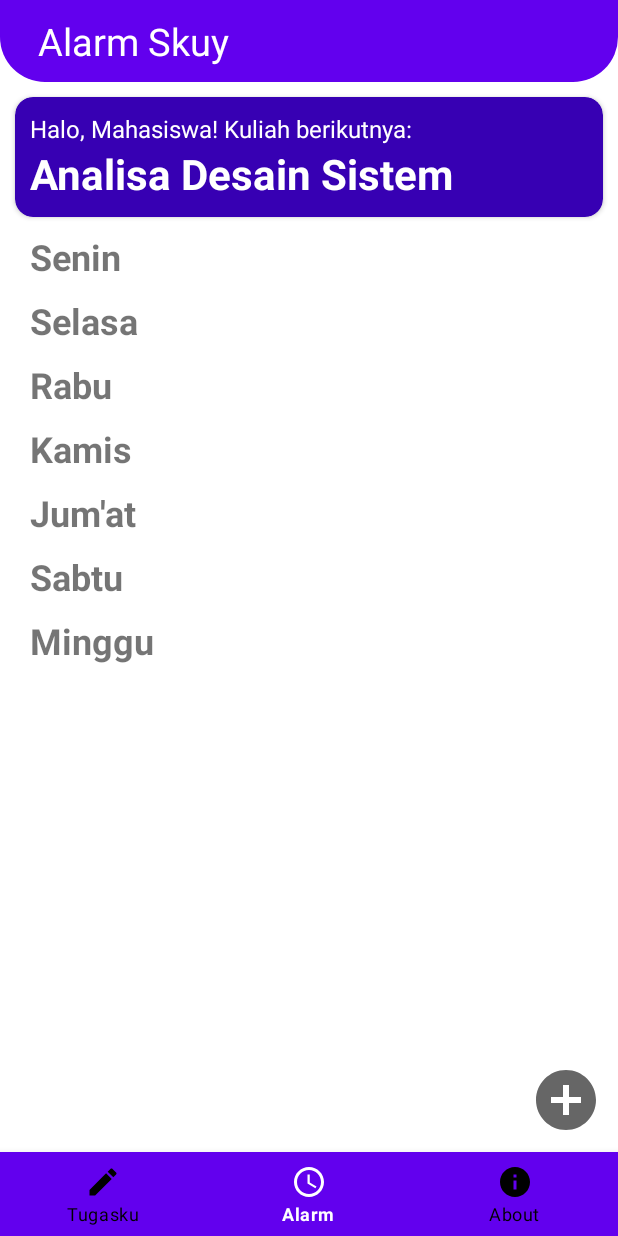
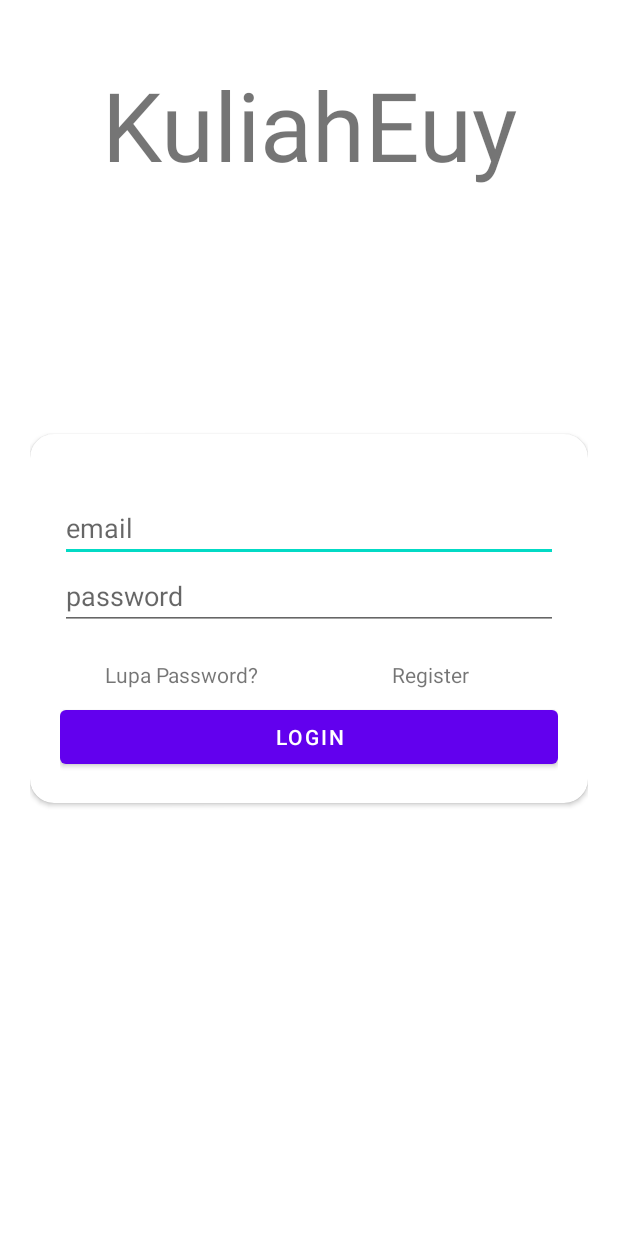
Before and after one commit to Shikirashi/KuliahEuy, an Android app: the screen it shows after launch (MainActivity before the commit, Login after it), on a phone screen of 412 x 824 dp. Run offline under Robolectric (Android 15) with nearby library versions, the phone set to English and light mode, and no system bars; our stand-ins replace Firebase (no records; nobody signed in at launch, a user with empty details on screens opened directly).

Commit message:
implemented login

```diff
--- a/app/build.gradle
+++ b/app/build.gradle
@@ -33,9 +33,10 @@ dependencies {
     implementation fileTree(dir: 'libs', include: ['*.jar'])
     implementation 'androidx.appcompat:appcompat:1.3.1'
     implementation 'com.google.android.material:material:1.4.0'
-    implementation 'androidx.constraintlayout:constraintlayout:2.1.1'
+    implementation 'androidx.constraintlayout:constraintlayout:2.1.2'
     implementation 'com.google.firebase:firebase-auth:21.0.1'
-    implementation 'com.google.firebase:firebase-firestore:23.0.3'
+    implementation 'com.google.firebase:firebase-firestore:24.0.0'
+    implementation 'com.google.firebase:firebase-database:20.0.2'
     implementation 'com.firebaseui:firebase-ui-firestore:8.0.0'
     testImplementation 'junit:junit:4.+'
     androidTestImplementation 'androidx.test.ext:junit:1.1.3'
--- /dev/null
+++ b/app/src/main/java/com/shikirashi/KuliahEuy/Login.java
@@ -0,0 +1,116 @@
+package com.shikirashi.KuliahEuy;
+
+import androidx.annotation.NonNull;
+import androidx.appcompat.app.AppCompatActivity;
+
+import android.content.Intent;
+import android.os.Bundle;
+import android.util.Log;
+import android.util.Patterns;
+import android.view.View;
+import android.widget.Button;
+import android.widget.EditText;
+import android.widget.ProgressBar;
+import android.widget.TextView;
+import android.widget.Toast;
+
+import com.google.android.gms.tasks.OnCompleteListener;
+import com.google.android.gms.tasks.Task;
+import com.google.firebase.auth.AuthResult;
+import com.google.firebase.auth.FirebaseAuth;
+import com.google.firebase.auth.FirebaseUser;
+import com.google.firebase.database.DatabaseReference;
+import com.google.firebase.database.FirebaseDatabase;
+import com.google.firebase.firestore.FirebaseFirestore;
+
+public class Login extends AppCompatActivity {
+
+    private TextView forgotPass, registerBtn;
+    private FirebaseUser mUser = FirebaseAuth.getInstance().getCurrentUser();
+    private EditText inputEmail, inputPassword;
+    private Button loginBtn;
+    private ProgressBar progressBar;
+    private FirebaseAuth mAuth;
+
+    private FirebaseFirestore db = FirebaseFirestore.getInstance();
+
+    @Override
+    protected void onCreate(Bundle savedInstanceState) {
+        super.onCreate(savedInstanceState);
+        setContentView(R.layout.activity_login);
+
+        mAuth = FirebaseAuth.getInstance();
+
+        forgotPass = findViewById(R.id.forgotPassword);
+        registerBtn = findViewById(R.id.register);
+        loginBtn = findViewById(R.id.loginButton);
+        progressBar = findViewById(R.id.progressBar);
+        inputEmail = findViewById(R.id.inputEmail);
+        inputPassword = findViewById(R.id.inputPassword);
+
+        if(mUser != null){
+            startActivity(new Intent(Login.this, MainActivity.class));
+            finish();
+        }
+
+        registerBtn.setOnClickListener(new View.OnClickListener() {
+            @Override
+            public void onClick(View view) {
+                startActivity(new Intent(Login.this, Register.class));
+                finish();
+            }
+        });
+
+        loginBtn.setOnClickListener(new View.OnClickListener() {
+            @Override
+            public void onClick(View view) {
+                String email = inputEmail.getText().toString().trim();
+                String pass = inputPassword.getText().toString().trim();
+                if (email.isEmpty()){
+                    inputEmail.setError("Mohon masukkan email");
+                    inputEmail.requestFocus();
+                    return;
+                }
+                else if (!Patterns.EMAIL_ADDRESS.matcher(email).matches()){
+                    inputEmail.setError("Alamat email tidak valid!");
+                    inputEmail.requestFocus();
+                    return;
+                }
+                else if (pass.isEmpty()){
+                    inputPassword.setError("Mohon masukkan password");
+                    inputPassword.requestFocus();
+                    return;
+                }
+                else if (pass.length() < 8){
+                    inputPassword.setError("Password minimal 8 karakter!");
+                    inputPassword.requestFocus();
+                    return;
+                }
+
+                progressBar.setVisibility(View.VISIBLE);
+                mAuth.signInWithEmailAndPassword(email, pass).addOnCompleteListener(new OnCompleteListener<AuthResult>() {
+                    @Override
+                    public void onComplete(@NonNull Task<AuthResult> task) {
+                        if(task.isSuccessful()){
+                            FirebaseUser user = FirebaseAuth.getInstance().getCurrentUser();
+                            if(user.isEmailVerified()){
+                                Toast.makeText(Login.this, "Selamat datang", Toast.LENGTH_SHORT).show();
+                                progressBar.setVisibility(View.GONE);
+                                startActivity(new Intent(Login.this, MainActivity.class));
+                                finish();
+                            }
+                            else {
+                                user.sendEmailVerification();
+                                Toast.makeText(Login.this, "Silakan cek email Anda untuk verifikasi", Toast.LENGTH_SHORT).show();
+                            }
+                        }
+                        else {
+                            Toast.makeText(Login.this, "Gagal login cek email/password Anda", Toast.LENGTH_SHORT).show();
+                        }
+                    }
+                });
+            }
+        });
+
+    }
+}
--- a/app/src/main/java/com/shikirashi/KuliahEuy/MainActivity.java
+++ b/app/src/main/java/com/shikirashi/KuliahEuy/MainActivity.java
@@ -76,21 +76,21 @@ public class MainActivity extends AppCompatActivity {
                 if(!queryDocumentSnapshots.isEmpty()){
 
                 }else {
-                    Toast.makeText(MainActivity.this, "Collection does not exist!", Toast.LENGTH_SHORT).show();
+                    Toast.makeText(MainActivity.this, "Data tidak tersedia!", Toast.LENGTH_SHORT).show();
                 }
             }
         }).addOnFailureListener(new OnFailureListener() {
             @Override
             public void onFailure(@NonNull Exception e) {
-                Toast.makeText(MainActivity.this, "Save failed!", Toast.LENGTH_SHORT).show();
+                Toast.makeText(MainActivity.this, "Gagal retrieve data!", Toast.LENGTH_SHORT).show();
                 Log.d(TAG, e.toString());
             }
         });
-        seninList.setHasFixedSize(true);
+        //seninList.setHasFixedSize(true);
         seninList.setAdapter(alarmAdapter);
         seninList.setLayoutManager(new LinearLayoutManager(this));
         //alarmAdapter = new AlarmAdapter(this, desc, items);
-        selasaList.setHasFixedSize(true);
+        //selasaList.setHasFixedSize(true);
         selasaList.setAdapter(alarmAdapter);
         selasaList.setLayoutManager(new LinearLayoutManager(this));
 
@@ -117,7 +117,7 @@ public class MainActivity extends AppCompatActivity {
                         return true;
 
                     case R.id.about:
-                        startActivity(new Intent(getApplicationContext(),FirebaseExample.class));
+                        startActivity(new Intent(getApplicationContext(),About.class));
                         //finish();
                         overridePendingTransition(0,0);
                         return true;
--- /dev/null
+++ b/app/src/main/res/layout/activity_login.xml
@@ -0,0 +1,97 @@
+<?xml version="1.0" encoding="utf-8"?>
+<androidx.constraintlayout.widget.ConstraintLayout xmlns:android="http://schemas.android.com/apk/res/android"
+    xmlns:app="http://schemas.android.com/apk/res-auto"
+    xmlns:tools="http://schemas.android.com/tools"
+    android:layout_width="match_parent"
+    android:layout_height="match_parent"
+    tools:context=".Login"
+    android:layout_margin="20dp"
+    android:layout_gravity="center">
+
+    <TextView
+      android:id="@+id/loginTitle"
+      android:layout_width="match_parent"
+      android:layout_height="wrap_content"
+      android:text="KuliahEuy"
+      android:textAlignment="center"
+      android:textSize="64sp"
+      android:layout_marginTop="20dp"
+      app:layout_constraintTop_toTopOf="parent"/>
+
+    <androidx.cardview.widget.CardView
+        android:id="@+id/cardView"
+        android:layout_width="match_parent"
+        android:layout_height="wrap_content"
+        app:cardCornerRadius="16dp"
+        app:layout_constraintBottom_toBottomOf="parent"
+        app:layout_constraintLeft_toLeftOf="parent"
+        app:layout_constraintRight_toRightOf="parent"
+        app:layout_constraintTop_toTopOf="parent">
+
+    <GridLayout
+        android:layout_width="match_parent"
+        android:layout_height="wrap_content"
+        android:layout_margin="20dp"
+        android:columnCount="2">
+
+      <EditText
+          android:id="@+id/inputEmail"
+          android:layout_width="match_parent"
+          android:layout_height="wrap_content"
+          android:layout_marginTop="20dp"
+          android:layout_columnSpan="2"
+          android:inputType="textEmailAddress"
+          android:hint="email"/>
+
+      <EditText
+          android:id="@+id/inputPassword"
+          android:layout_width="match_parent"
+          android:layout_height="wrap_content"
+          android:layout_columnSpan="2"
+          android:inputType="textPassword"
+          android:hint="password"/>
+
+      <TextView
+          android:id="@+id/forgotPassword"
+          android:layout_width="wrap_content"
+          android:layout_height="wrap_content"
+          android:text="Lupa Password?"
+          android:textAlignment="center"
+          android:layout_marginTop="20dp"
+          android:layout_columnSpan="1"
+          android:layout_columnWeight="0.5"/>
+
+      <TextView
+          android:id="@+id/register"
+          android:layout_width="wrap_content"
+          android:layout_height="wrap_content"
+          android:text="Register"
+          android:textAlignment="center"
+          android:layout_marginTop="20dp"
+          android:layout_columnSpan="1"
+          android:layout_columnWeight="1"/>
+
+      <Button
+          android:id="@+id/loginButton"
+          android:layout_width="match_parent"
+          android:layout_height="wrap_content"
+          android:textAlignment="center"
+          android:layout_marginTop="8dp"
+          android:layout_columnSpan="2"
+          android:text="LOGIN"/>
+
+    </GridLayout>
+
+  </androidx.cardview.widget.CardView>
+
+    <ProgressBar
+        android:id="@+id/progressBar"
+        android:layout_width="wrap_content"
+        android:layout_height="wrap_content"
+        android:visibility="gone"
+        app:layout_constraintBottom_toBottomOf="parent"
+        app:layout_constraintLeft_toLeftOf="parent"
+        app:layout_constraintRight_toRightOf="parent"
+        app:layout_constraintTop_toTopOf="parent"/>
+
+</androidx.constraintlayout.widget.ConstraintLayout>
```
Also changed, not shown: app/src/main/AndroidManifest.xml (+11 -4 lines), app/src/main/java/com/shikirashi/KuliahEuy/About.java (+78 -0 lines), app/src/main/java/com/shikirashi/KuliahEuy/Register.java (added, +140 -0 lines), app/src/main/java/com/shikirashi/KuliahEuy/User.java (added, +16 -0 lines), app/src/main/res/layout/activity_about.xml (+48 -6 lines), app/src/main/res/layout/activity_register.xml (added, +94 -0 lines).
